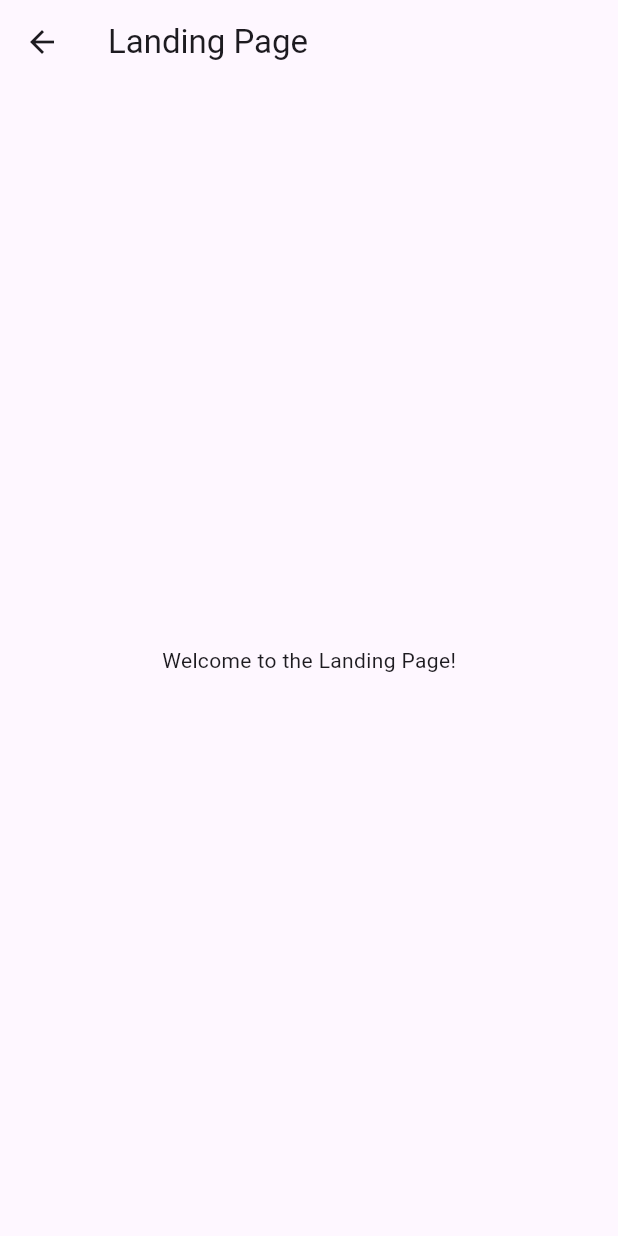
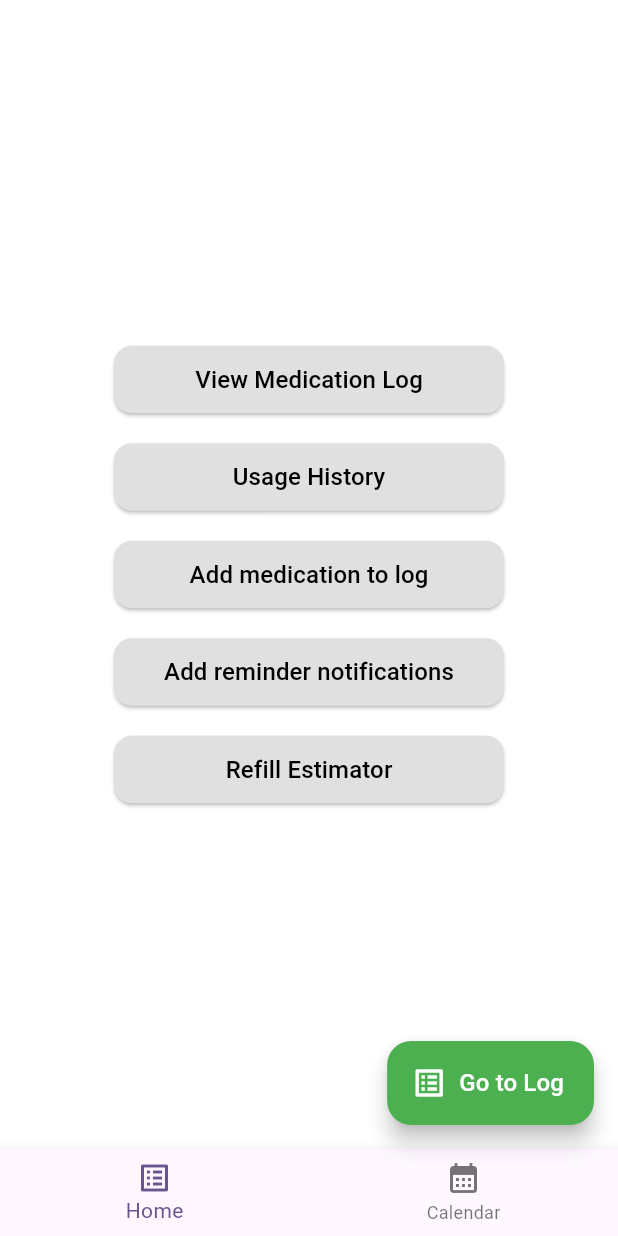
Before and after one commit to maureensanchez99/hci_final_prototye, a Flutter app: the LandingPage screen opened directly, on a phone screen of 412 x 824 dp. Run offline on Flutter 3.47's test engine with Material 3 defaults, Android fonts, the phone set to English and light mode, and no system bars; Roboto replaces fonts that are missing (Merienda).

Commit message:
pages layout

```diff
--- a/lib/pages/landing_page.dart
+++ b/lib/pages/landing_page.dart
@@ -1,17 +1,66 @@
 import 'package:flutter/material.dart';
-import '../main.dart';
+import 'log.dart';
+import 'calendar.dart';
 
-class LandingPage extends StatelessWidget {
+class LandingPage extends StatefulWidget {
   const LandingPage({super.key});
+
+  @override
+  State<LandingPage> createState() => _LandingPageState();
+}
+
+class _LandingPageState extends State<LandingPage> {
+  int _selectedIndex = 0;
+
+  final String username = "Guest";
+
+  late final List<Widget> _pages = [
+    LogPage(username: username),        // UPDATED
+    CalendarPage(username: username),
+  ];
+
+  void _onTabTapped(int index) {
+    setState(() {
+      _selectedIndex = index;
+    });
+  }
 
   @override
   Widget build(BuildContext context) {
     return Scaffold(
-      appBar: AppBar(
-        title: const Text('Landing Page'),
+      body: _pages[_selectedIndex],
+
+      bottomNavigationBar: BottomNavigationBar(
+        currentIndex: _selectedIndex,
+        onTap: _onTabTapped,
+        items: const [
+          BottomNavigationBarItem(
+            icon: Icon(Icons.list_alt),
+            label: "Home",
+          ),
+          BottomNavigationBarItem(
+            icon: Icon(Icons.calendar_month),
+            label: "Calendar",
+          ),
+        ],
       ),
-      body: const Center(
-        child: Text('Welcome to the Landing Page!'),
+
+      floatingActionButton: FloatingActionButton.extended(
+        onPressed: () {
+          setState(() {
+            _selectedIndex = 0;
+          });
+        },
+        backgroundColor: Colors.green,
+        label: const Text(
+          "Go to Log",
+          style: TextStyle(
+            fontFamily: 'Merienda',
+            fontSize: 16,
+            color: Colors.white,
+          ),
+        ),
+        icon: const Icon(Icons.list_alt, color: Colors.white),
       ),
     );
   }
--- /dev/null
+++ b/lib/pages/log.dart
@@ -0,0 +1,88 @@
+import 'package:flutter/material.dart';
+import 'medication.dart';
+import 'usage.dart';
+import 'addMeds.dart';
+import 'reminder.dart';
+import 'refill.dart';
+
+class LogPage extends StatelessWidget {
+  final String username;
+  const LogPage({super.key, required this.username});
+
+  @override
+  Widget build(BuildContext context) {
+    return Scaffold(
+      backgroundColor: Colors.white,
+
+      body: Center(
+        child: Column(
+          mainAxisSize: MainAxisSize.min,
+          children: [
+            _menuButton(
+              context,
+              "View Medication Log",
+              const ViewMedicationLogPage(),
+            ),
+            const SizedBox(height: 20),
+
+            _menuButton(
+              context,
+              "Usage History",
+              const UsageHistoryPage(),
+            ),
+            const SizedBox(height: 20),
+
+            _menuButton(
+              context,
+              "Add medication to log",
+              const AddMedicationPage(),
+            ),
+            const SizedBox(height: 20),
+
+            _menuButton(
+              context,
+              "Add reminder notifications",
+              const AddReminderPage(),
+            ),
+            const SizedBox(height: 20),
+
+            _menuButton(
+              context,
+              "Refill Estimator",
+              const RefillEstimatorPage(),
+            ),
+          ],
+        ),
+      ),
+    );
+  }
+
+  Widget _menuButton(BuildContext context, String text, Widget page) {
+    return SizedBox(
+      width: 260,
+      height: 45,
+      child: ElevatedButton(
+        style: ElevatedButton.styleFrom(
+          backgroundColor: Colors.grey[300],
+          shape: RoundedRectangleBorder(
+            borderRadius: BorderRadius.circular(12),
+          ),
+        ),
+        onPressed: () {
+          Navigator.push(
+            context,
+            MaterialPageRoute(builder: (context) => page),
+          );
+        },
+        child: Text(
+          text,
+          style: const TextStyle(
+            fontFamily: 'Merienda',
+            fontSize: 16,
+            color: Colors.black,
+          ),
+        ),
+      ),
+    );
+  }
+}
```
Also changed, not shown: lib/pages/addMeds.dart (added, +23 -0 lines), lib/pages/calendar.dart (added, +25 -0 lines), lib/pages/medication.dart (added, +23 -0 lines), lib/pages/refill.dart (added, +23 -0 lines), lib/pages/reminder.dart (added, +23 -0 lines), lib/pages/usage.dart (added, +23 -0 lines).
